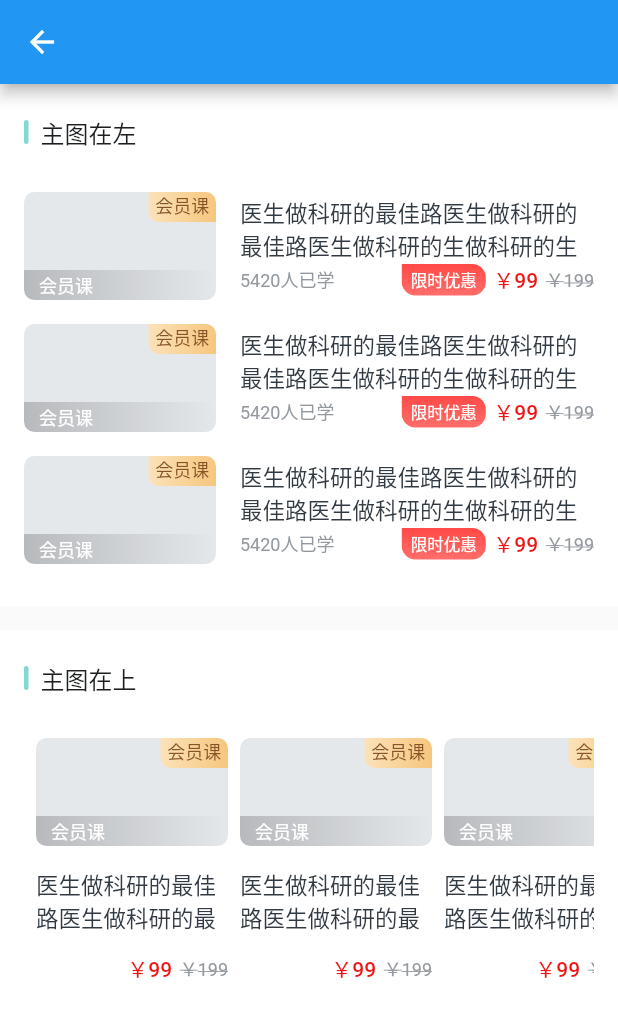
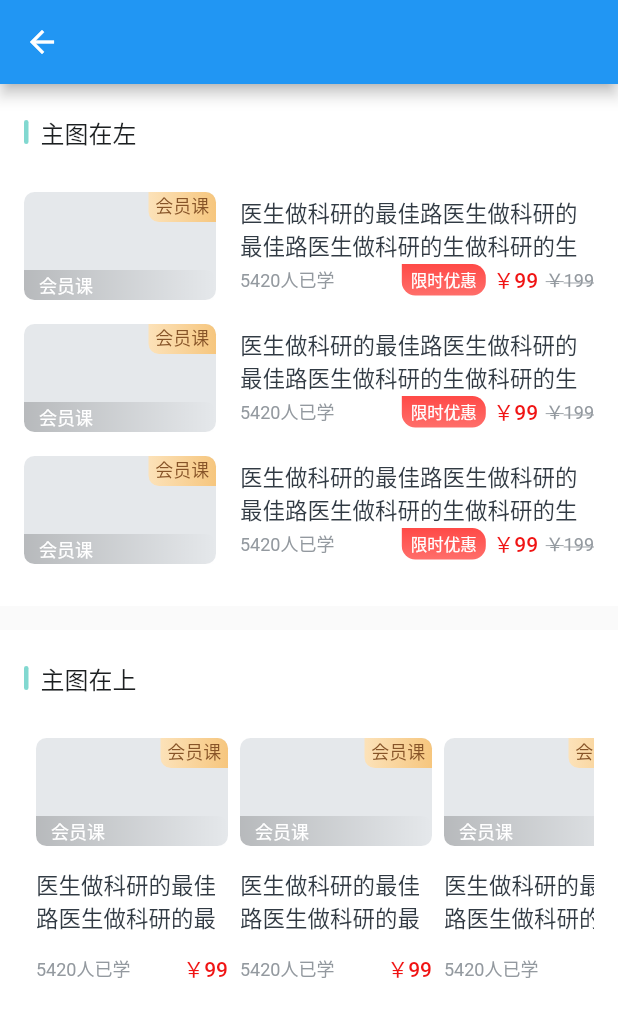
Before and after one commit to zzz1029335886/jui, a Flutter app: the ListLessonPage screen opened directly, on a phone screen of 412 x 824 dp. Shown: the top 1017 px of the screen. Run offline on Flutter 3.47's test engine with Material 2 defaults, Android fonts, the phone set to English and light mode, and no system bars; our stand-ins replace easy_refresh; missing offline and left inert: flutter_picker, jieluoxuan_bundle_base; statements that could not run were skipped.

Commit message:
修改部分组件

```diff
--- a/example/lib/main.dart
+++ b/example/lib/main.dart
@@ -2,7 +2,6 @@ import 'package:example/base/jui_base_page.dart';
 import 'package:example/common/bottom_sheet_page.dart';
 import 'package:example/school/school_page.dart';
 import 'package:flutter/material.dart';
-import 'package:jui/bundle_jui_component.dart';
 import 'package:jui/jui.dart';
 
 import 'common/jui_common_page.dart';
--- a/lib/src/base/jui_button.dart
+++ b/lib/src/base/jui_button.dart
@@ -103,10 +103,10 @@ class JUIButton extends StatelessWidget {
   }
 
   static Widget moreButton(
-      {required VoidCallback onPressed,
+      {required VoidCallback? onPressed,
       String? title,
       Color? color = const Color.fromRGBO(147, 153, 159, 1)}) {
-    return TextButton(
+    return JUIButton(
         onPressed: onPressed,
         child: Row(
           children: [
--- a/lib/src/common/jui_header_scroll_view.dart
+++ b/lib/src/common/jui_header_scroll_view.dart
@@ -1,4 +1,5 @@
 import 'package:flutter/material.dart';
+import 'package:flutter/rendering.dart';
 
 typedef JUIHeaderScrollViewBuilder = PreferredSize Function(
     BuildContext context);
@@ -40,6 +41,8 @@ class _JUIHeaderScrollViewState extends State<JUIHeaderScrollView> {
   @override
   Widget build(BuildContext context) {
     if (widget.isScrollFullScreen) {
+      Widget widget0 = widget.bodyWidgetBuilder(context);
+      bool isSliver = widget0 is SliverToBoxAdapter || widget0 is SliverList;
       return CustomScrollView(
         key: widget.scrollViewKey,
         controller: widget.scrollController,
@@ -55,7 +58,11 @@ class _JUIHeaderScrollViewState extends State<JUIHeaderScrollView> {
                 ),
                 pinned: widget.pinned,
                 floating: false),
-          SliverToBoxAdapter(child: widget.bodyWidgetBuilder(context)),
+          if (isSliver) widget,
+          if (!isSliver)
+            SliverToBoxAdapter(
+              child: widget0,
+            ),
         ],
       );
     }
--- a/lib/src/extension/scroll_controller_extension.dart
+++ b/lib/src/extension/scroll_controller_extension.dart
@@ -159,7 +159,9 @@ extension ScrollControllerExtension on ScrollController {
         alpha = 0;
       }
       double value = max(min(alpha, maxValue), minValue);
-      valueChanged(value);
+      int intValue = (value * 1000).round();
+
+      valueChanged(intValue / 1000.0);
     });
   }
 }
--- a/lib/src/school/jui_school_list_lesson.dart
+++ b/lib/src/school/jui_school_list_lesson.dart
@@ -6,15 +6,36 @@ class JUISchoolListLesson extends StatelessWidget {
   final JUISchoolListLessonStyle style;
   final Size mainImgSize;
   final Widget? customRightBottomWidget;
+  final int titleMaxLine;
+  final bool? isShowTagRow;
+  final bool? isShowStudyNum;
+  final bool? isShowOriginPrice;
   const JUISchoolListLesson(
       {super.key,
       this.customRightBottomWidget,
+      this.titleMaxLine = 2,
+      this.isShowTagRow,
+      this.isShowStudyNum,
+      this.isShowOriginPrice,
       this.style = JUISchoolListLessonStyle.mainImgLeft,
       this.mainImgSize = const Size(128, 72)});
 
+  bool get _isShowTagRow {
+    return isShowTagRow ??
+        false; //style == JUISchoolListLessonStyle.mainImgLeft;
+  }
+
+  bool get _isShowStudyNum {
+    return isShowStudyNum ??
+        true; // style == JUISchoolListLessonStyle.mainImgLeft;
+  }
+
+  bool get _isShowOriginPrice {
+    return isShowOriginPrice ?? style == JUISchoolListLessonStyle.mainImgLeft;
+  }
+
   Widget mainImg() {
     return Stack(
-      // alignment: Alignment.topRight,
       children: [
         Container(
           decoration: BoxDecoration(
@@ -76,11 +97,8 @@ class JUISchoolListLesson extends StatelessWidget {
       children: [
         if (style == JUISchoolListLessonStyle.mainImgLeft)
           Container(
-            child: Text(
-              '限时优惠',
-              style: TextStyle(fontSize: 11, color: Colors.white),
-            ),
-            padding: EdgeInsets.only(left: 6, right: 6, bottom: 3, top: 2),
+            padding:
+                const EdgeInsets.only(left: 6, right: 6, bottom: 3, top: 2),
             decoration: const BoxDecoration(
               borderRadius: BorderRadius.only(
                   bottomRight: Radius.circular(9),
@@ -91,19 +109,25 @@ class JUISchoolListLesson extends StatelessWidget {
                 Color.fromRGBO(255, 110, 106, 1),
               ], begin: Alignment.topCenter, end: Alignment.bottomCenter),
             ),
+            child: const Text(
+              '限时优惠',
+              style: TextStyle(fontSize: 11, color: Colors.white),
             ),
-        style == JUISchoolListLessonStyle.mainImgLeft
-            ? SizedBox(
+          ),
+        if (style == JUISchoolListLessonStyle.mainImgLeft)
+          const SizedBox(
             width: 5,
-              )
-            : Expanded(child: Text('')),
-        Text(
+          ),
+        const Text(
           '￥99',
           style: TextStyle(
               fontSize: 14,
               color: Color.fromRGBO(240, 20, 20, 1),
               fontWeight: FontWeight.w500),
         ),
+        if (_isShowOriginPrice)
+          Row(
+            children: const [
               SizedBox(
                 width: 5,
               ),
@@ -114,6 +138,8 @@ class JUISchoolListLesson extends StatelessWidget {
                     color: Color.fromRGBO(147, 153, 159, 1),
                     decoration: TextDecoration.lineThrough),
               ),
+            ],
+          )
       ],
     );
   }
@@ -140,25 +166,26 @@ class JUISchoolListLesson extends StatelessWidget {
 
   Widget mainInfo() {
     return Container(
-      height: this.style == JUISchoolListLessonStyle.mainImgTop
+      height: style == JUISchoolListLessonStyle.mainImgTop
           ? null
-          : this.mainImgSize.height,
-      padding: EdgeInsets.symmetric(vertical: 3),
+          : mainImgSize.height,
+      padding: const EdgeInsets.symmetric(vertical: 3),
       child: Column(
         mainAxisAlignment: MainAxisAlignment.spaceBetween,
+        crossAxisAlignment: CrossAxisAlignment.stretch,
         children: [
           Align(
             alignment: Alignment.centerLeft,
             child: Text(
               '医生做科研的最佳路医生做科研的最佳路医生做科研的生做科研的生做科研的最佳路医生做科研的最佳路医生做科研的最佳路医生做科研的最佳路',
-              maxLines: 2,
-              style: TextStyle(
+              maxLines: titleMaxLine,
+              style: const TextStyle(
                   color: Color.fromRGBO(49, 58, 67, 1),
                   fontSize: 15,
                   fontWeight: FontWeight.w500),
             ),
           ),
-          if (mainImgSize.height > 80)
+          if (_isShowTagRow)
             Column(
               children: [
                 if (style == JUISchoolListLessonStyle.mainImgTop)
@@ -172,8 +199,8 @@ class JUISchoolListLesson extends StatelessWidget {
             const SizedBox(
               height: 12,
             ),
-          style == JUISchoolListLessonStyle.mainImgLeft
-              ? customRightBottomWidget ??
+          _isShowStudyNum
+              ? (customRightBottomWidget ??
                   Row(
                     mainAxisAlignment: MainAxisAlignment.spaceBetween,
                     children: [
@@ -185,7 +212,7 @@ class JUISchoolListLesson extends StatelessWidget {
                       ),
                       priceWidget()
                     ],
-                  )
+                  ))
               : priceWidget()
         ],
       ),
```
Lines whose indentation alone changed are shown as unchanged.
